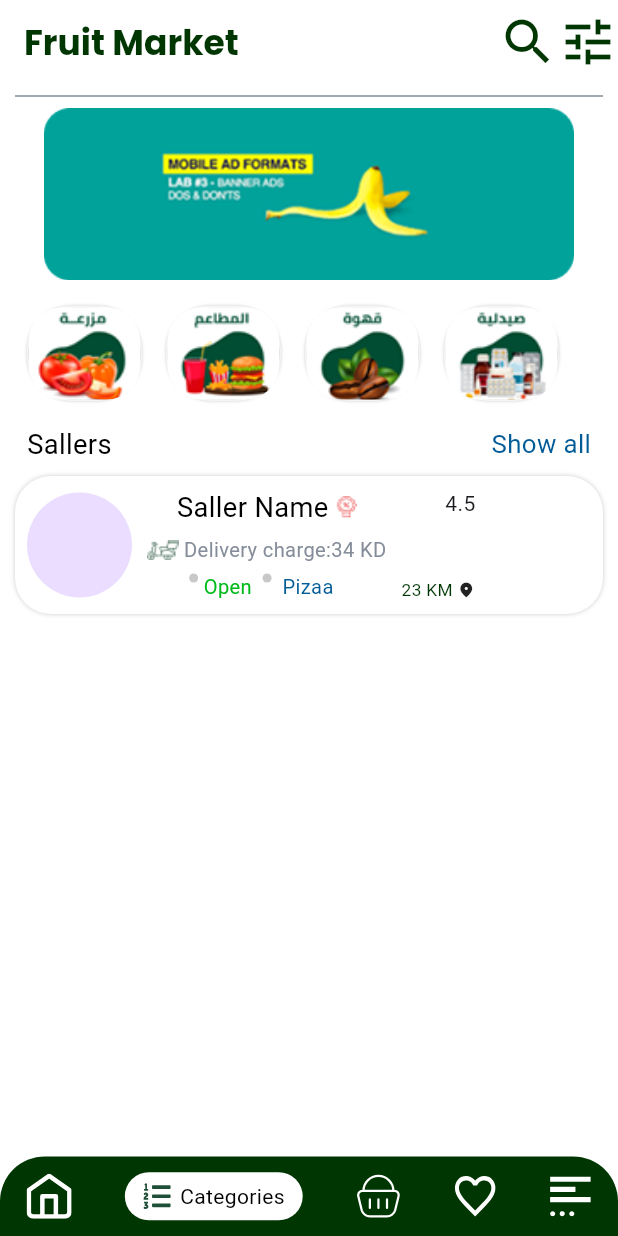
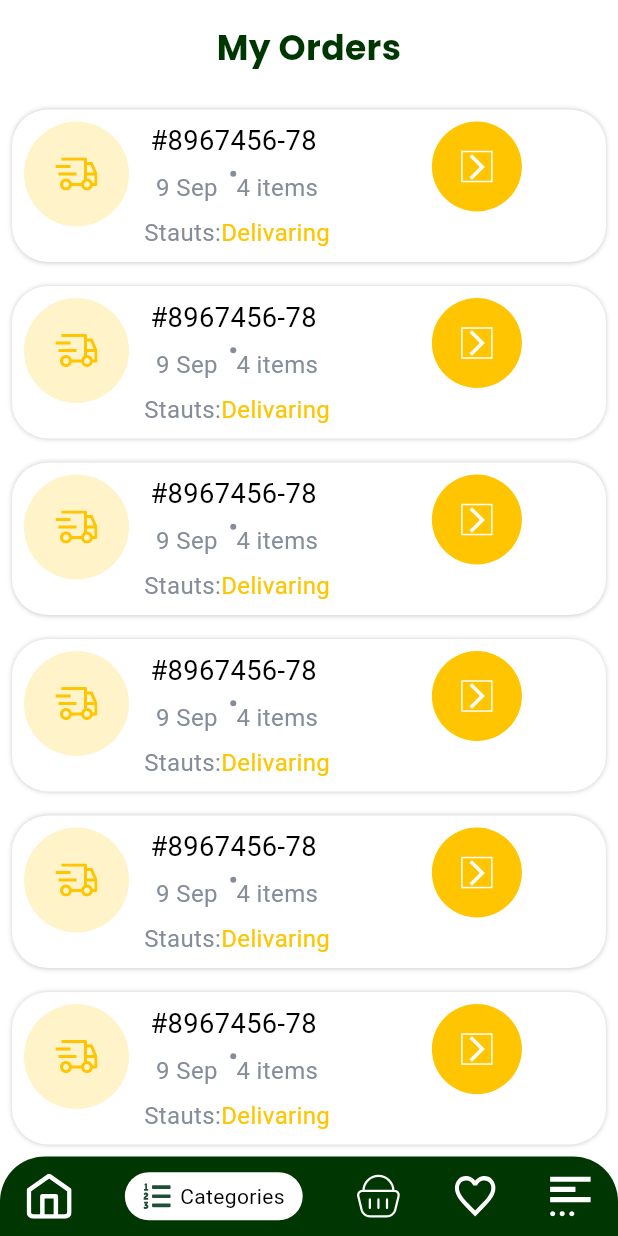
Before and after one commit to AyaNasserEzat/market, a Flutter app: the BottomNavigationBar screen opened by its route, item 2 of the bottom bar chosen, on a phone screen of 412 x 824 dp. Run offline on Flutter 3.47's test engine with Material 3 defaults, Android fonts, the phone set to English and light mode, and no system bars; our stand-ins replace flutter_screenutil, flutter_svg, go_router, pin_code_fields; Roboto replaces fonts that are missing (TitilliumWeb).

Commit message:
order view

```diff
--- a/lib/core/routs/app_routs.dart
+++ b/lib/core/routs/app_routs.dart
@@ -9,6 +9,7 @@ import 'package:pure_soft/feature/home/presentaion/views/bottom_navigation_bar.d
 import 'package:pure_soft/feature/home/presentaion/views/home_view.dart';
 import 'package:pure_soft/feature/home/presentaion/views/product_details_view.dart';
 import 'package:pure_soft/feature/home/presentaion/views/saller_product_view.dart';
+import 'package:pure_soft/feature/order_feature/presentaion/views/order_view.dart';
 import 'package:pure_soft/feature/profile/presentation/views/profile_view.dart';
 import 'package:pure_soft/feature/profile/presentation/views/support_view.dart';
 import 'package:pure_soft/feature/profile/presentation/views/term_and_condation.dart';
@@ -71,6 +72,10 @@ class AppRouter {
         path: "/favorit",
         builder: (context, state) => const FavoriteView(),
       ),
+                         GoRoute(
+        path: "/order",
+        builder: (context, state) => const OrderView(),
+      ),
     ],
   );
 }
--- a/lib/feature/auth_feature/presentation/views/widgets/pin_code_fields.dart
+++ b/lib/feature/auth_feature/presentation/views/widgets/pin_code_fields.dart
@@ -1,5 +1,4 @@
 import 'package:flutter/material.dart';
-import 'package:flutter_screenutil/flutter_screenutil.dart';
 import 'package:pin_code_fields/pin_code_fields.dart';
 import 'package:pure_soft/core/utils/app_color.dart';
 
--- a/lib/feature/home/presentaion/views/bottom_navigation_bar.dart
+++ b/lib/feature/home/presentaion/views/bottom_navigation_bar.dart
@@ -6,6 +6,7 @@ import 'package:pure_soft/core/utils/app_color.dart';
 import 'package:pure_soft/feature/cart_feature/presentation/views/cart_view.dart';
 import 'package:pure_soft/feature/favorite_feature/presentation/views/favorite_view.dart';
 import 'package:pure_soft/feature/home/presentaion/views/home_view.dart';
+import 'package:pure_soft/feature/order_feature/presentaion/views/order_view.dart';
 import 'package:pure_soft/feature/profile/presentation/views/profile_view.dart';
 
 class BottomNavigationBar extends StatefulWidget {
@@ -18,7 +19,7 @@ class _BottomNavigationBarState extends State<BottomNavigationBar> {
 
   final List<Widget> pages = [
     HomeView(),
-  HomeView(),
+  OrderView(),
   CartView(),
     FavoriteView(),
         ProfileView(),
--- /dev/null
+++ b/lib/feature/order_feature/presentaion/views/order_view.dart
@@ -0,0 +1,33 @@
+
+import 'package:flutter/material.dart';
+import 'package:pure_soft/core/utils/text_style.dart';
+import 'package:pure_soft/feature/order_feature/presentaion/views/widgets/order_item.dart';
+
+class OrderView extends StatelessWidget {
+  const OrderView({super.key});
+
+  @override
+  Widget build(BuildContext context) {
+    return  Scaffold(
+      body: CustomScrollView(
+  slivers: [
+    SliverToBoxAdapter(
+      child: Padding(
+        padding: const EdgeInsets.all(16.0),
+        child: Text("My Orders", style:CustomTextStyle.poppins,textAlign: TextAlign.center,),
+      ),
+    ),
+    SliverList(
+      delegate: SliverChildBuilderDelegate(
+        (BuildContext context, int index) {
+          return OrderItem();
+        },
+        childCount: 10,
+      ),
+    ),
+  ],
+)
+
+    );
+  }
+}
--- /dev/null
+++ b/lib/feature/order_feature/presentaion/views/widgets/order_item.dart
@@ -0,0 +1,114 @@
+import 'package:flutter/material.dart';
+
+import 'package:flutter_screenutil/flutter_screenutil.dart';
+import 'package:flutter_svg/flutter_svg.dart';
+import 'package:pure_soft/core/utils/app_color.dart';
+import 'package:pure_soft/core/utils/text_style.dart';
+
+class OrderItem extends StatelessWidget {
+  const OrderItem({super.key});
+
+  @override
+  Widget build(BuildContext context) {
+    return Padding(
+      padding: const EdgeInsets.all(8.0),
+      child: Container(
+        width: 412.w,
+        height: 115.h,
+        decoration: BoxDecoration(
+          color: AppColor.white,
+          borderRadius: BorderRadius.circular(24),
+          boxShadow: [
+            BoxShadow(color: Colors.black.withOpacity(0.2), blurRadius: 2),
+          ],
+        ),
+        child: Padding(
+          padding: const EdgeInsets.all(8.0),
+          child: Row(
+            crossAxisAlignment: CrossAxisAlignment.start,
+            spacing: 10,
+            children: [
+              CircleAvatar(
+                radius: 35,
+                backgroundColor: Color(0xffFFF3C9),
+                child: SvgPicture.asset("assets/images/delivring_icon.svg"),
+              ),
+              Column(
+                mainAxisAlignment: MainAxisAlignment.spaceBetween,
+                children: [
+                  Row(
+                    children: [
+                      Text("#8967456-78 ", style: CustomTextStyle.bold19),
+                    ],
+                  ),
+                  Row(
+                    crossAxisAlignment: CrossAxisAlignment.start,
+                    children: [
+                      Text(
+                        "9 Sep  ",
+                        style: CustomTextStyle.regular.copyWith(fontSize: 16),
+                      ),
+                      CircleAvatar(backgroundColor: AppColor.gray, radius: 2),
+                      Text(
+                        "4 items",
+                        style: CustomTextStyle.regular.copyWith(
+                          fontSize: 16,
+                          color: AppColor.gray,
+                        ),
+                      ),
+                    ],
+                  ),
+                  Row(
+                    children: [
+                      Text(
+                        "Stauts:",
+                        style: CustomTextStyle.regular.copyWith(fontSize: 16),
+                      ),
+                      Text(
+                        "Delivaring",
+                        style: CustomTextStyle.regular.copyWith(fontSize: 16,color: Color(0xffFEC500)),
+                      ),
+                    ],
+                  ),
+                ],
+              ),
+              SizedBox(width: 50.w),
+              CircleAvatar(
+                radius: 30,
+                backgroundColor: Color(0xffFEC500),
+                child: CustomPaint(
+                  size: Size(25, 25),
+                  painter: rect(),
+                  child: Icon(
+                    Icons.arrow_forward_ios,
+                    color: AppColor.white,
+                    size: 20,
+                  ),
+                ),
+              ),
+            ],
+          ),
+        ),
+      ),
+    );
+  }
+}
+
+class rect extends CustomPainter {
+  @override
+  void paint(Canvas canvas, Size size) {
+    final paint =
+        Paint()
+          ..color = Colors.white
+          ..style =
+              PaintingStyle
+                  .stroke // أو fill لو عايزة ممتلي
+          ..strokeWidth = 1;
+
+    final rect = Rect.fromLTWH(0, 0, size.width, size.height);
+    canvas.drawRect(rect, paint);
+  }
+
+  @override
+  bool shouldRepaint(CustomPainter oldDelegate) => false;
+}
```
Also changed, not shown: assets/images/delivring_icon.svg (added).
